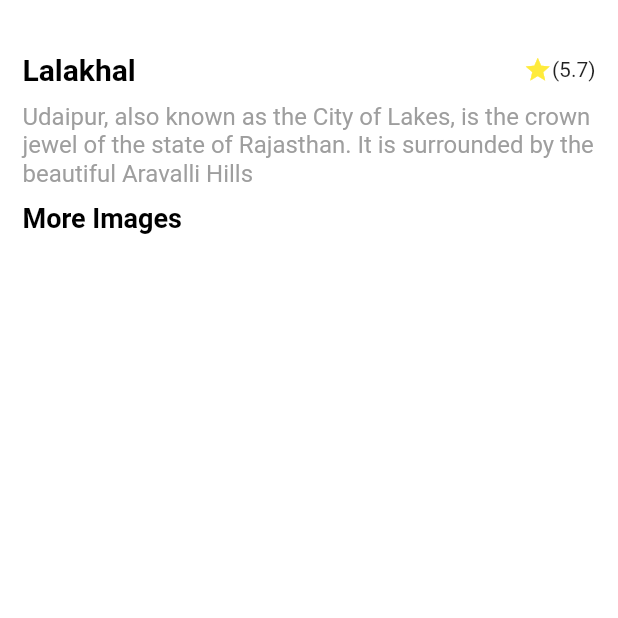
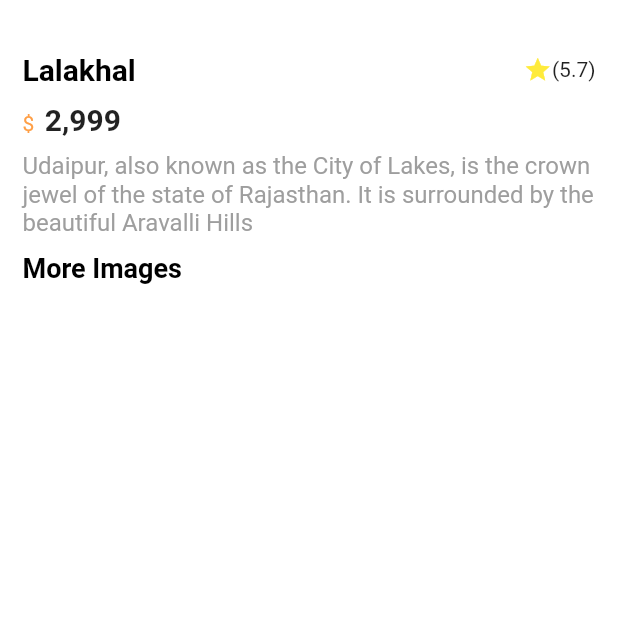
Before and after one commit to MuhammedNihalcp/Trenting-Travel-UI, a Flutter app: the ScreenPlaceView screen opened directly with empty values, on a phone screen of 412 x 824 dp, the top half of it. Run offline on Flutter 3.47's test engine with Material 2 defaults, Android fonts, the phone set to English and light mode, and no system bars; our stand-ins replace carousel_slider, get; missing offline and left inert: flutter_custom_cards.

Commit message:
update add files

```diff
--- a/lib/Screen/view/account_page/account_page.dart
+++ b/lib/Screen/view/account_page/account_page.dart
@@ -6,6 +6,6 @@ class ScreenAccount extends StatelessWidget {
 
   @override
   Widget build(BuildContext context) {
-    return Scaffold();
+    return const Scaffold();
   }
 }
--- a/lib/Screen/view/category/category_page.dart
+++ b/lib/Screen/view/category/category_page.dart
@@ -2,6 +2,7 @@ import 'package:flutter/material.dart';
 import 'package:tranting_travel_ui/core/color/colors.dart';
 import 'package:tranting_travel_ui/core/size/sizes.dart';
 
+// ignore: must_be_immutable
 class ScreenCategory extends StatelessWidget {
   ScreenCategory({Key? key, required this.width, required this.height})
       : super(key: key);
--- a/lib/Screen/view/home/home_page.dart
+++ b/lib/Screen/view/home/home_page.dart
@@ -1,6 +1,6 @@
-import 'package:carousel_slider/carousel_slider.dart';
+
 import 'package:flutter/material.dart';
-import 'package:flutter_custom_cards/flutter_custom_cards.dart';
+
 
 import 'package:tranting_travel_ui/Screen/view/widget/boy_images.dart';
 import 'package:tranting_travel_ui/Screen/view/widget/carousal_text.dart';
@@ -12,7 +12,7 @@ import 'package:tranting_travel_ui/core/color/colors.dart';
 import 'package:tranting_travel_ui/core/size/sizes.dart';
 
 class ScreenHome extends StatelessWidget {
-  ScreenHome({
+  const ScreenHome({
     Key? key,
     required this.width,
     required this.height,
--- a/lib/Screen/navigator/navigator.dart
+++ b/lib/Screen/view/navigator/navigator.dart
@@ -1,8 +1,8 @@
 import 'package:flutter/material.dart';
-import 'package:flutter/widgets.dart';
+
 import 'package:get/get.dart';
 import 'package:tranting_travel_ui/Screen/controller/navigator_controller/navigator_controller.dart';
-import 'package:tranting_travel_ui/Screen/view/wish_page/Wishlist.dart';
+import 'package:tranting_travel_ui/Screen/view/wish_page/wishlist.dart';
 import 'package:tranting_travel_ui/Screen/view/account_page/account_page.dart';
 import 'package:tranting_travel_ui/Screen/view/category/category_page.dart';
 import 'package:tranting_travel_ui/Screen/view/home/home_page.dart';
--- a/lib/Screen/view/place_view/place_view.dart
+++ b/lib/Screen/view/place_view/place_view.dart
@@ -2,6 +2,7 @@ import 'package:flutter/material.dart';
 import 'package:tranting_travel_ui/Screen/view/place_view/widget/more_images.dart';
 import 'package:tranting_travel_ui/Screen/view/place_view/widget/place_description.dart';
 import 'package:tranting_travel_ui/Screen/view/place_view/widget/place_name.dart';
+import 'package:tranting_travel_ui/Screen/view/place_view/widget/place_price.dart';
 import 'package:tranting_travel_ui/Screen/view/place_view/widget/product_main_image.dart';
 import 'package:tranting_travel_ui/Screen/view/widget/product_bottom_nav.dart';
 import 'package:tranting_travel_ui/core/color/colors.dart';
@@ -35,6 +36,8 @@ class ScreenPlaceView extends StatelessWidget {
                 kHeight20,
                 const ProductName(),
                 kHeight10,
+               const PlacePrice(),
+                kHeight10,
                 const PlaceDescription(),
                 kHeight10,
                 const Text(
--- /dev/null
+++ b/lib/Screen/view/place_view/widget/place_price.dart
@@ -0,0 +1,24 @@
+import 'package:flutter/widgets.dart';
+import 'package:tranting_travel_ui/core/color/colors.dart';
+
+class PlacePrice extends StatelessWidget {
+  const PlacePrice({
+    Key? key,
+  }) : super(key: key);
+
+  @override
+  Widget build(BuildContext context) {
+    return const Text.rich(
+      TextSpan(
+        children: [
+          TextSpan(text: '\$  ', style: TextStyle(color: buttonC)),
+          TextSpan(
+            text: '2,999',
+            style: TextStyle(
+                fontWeight: FontWeight.bold, fontSize: 20),
+          ),
+        ],
+      ),
+    );
+  }
+}
--- a/lib/Screen/view/welcome_page/welcom_screen.dart
+++ b/lib/Screen/view/welcome_page/welcom_screen.dart
@@ -1,7 +1,7 @@
 import 'package:flutter/material.dart';
 import 'package:get/get.dart';
-import 'package:tranting_travel_ui/Screen/view/home/home_page.dart';
-import 'package:tranting_travel_ui/Screen/navigator/navigator.dart';
+
+import 'package:tranting_travel_ui/Screen/view/navigator/navigator.dart';
 import 'package:tranting_travel_ui/core/color/colors.dart';
 import 'package:tranting_travel_ui/core/size/sizes.dart';
 
--- a/lib/Screen/view/widget/product_bottom_nav.dart
+++ b/lib/Screen/view/widget/product_bottom_nav.dart
@@ -1,5 +1,5 @@
 import 'package:flutter/material.dart';
-import 'package:flutter/widgets.dart';
+
 import 'package:get/get.dart';
 import 'package:tranting_travel_ui/core/color/colors.dart';
 import 'package:tranting_travel_ui/core/size/sizes.dart';
--- a/lib/Screen/view/wish_page/Wishlist.dart
+++ b/lib/Screen/view/wish_page/wishlist.dart
@@ -1,5 +1,3 @@
-
-
 import 'package:flutter/material.dart';
 
 class ScreenWish extends StatelessWidget {
@@ -7,6 +5,6 @@ class ScreenWish extends StatelessWidget {
 
   @override
   Widget build(BuildContext context) {
-    return Scaffold();
+    return const Scaffold();
   }
 }
```
Also changed, not shown: lib/Screen/view/widget/carousal_widget.dart (+13 -2 lines), lib/Screen/view/widget/category_items.dart (+6 -4 lines).
